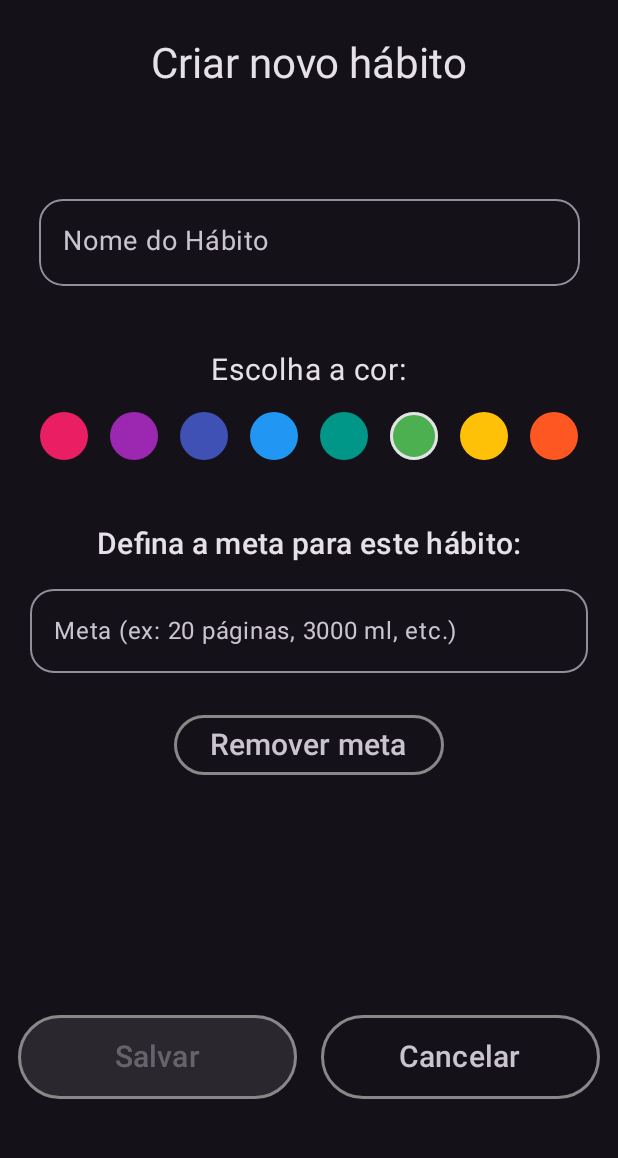
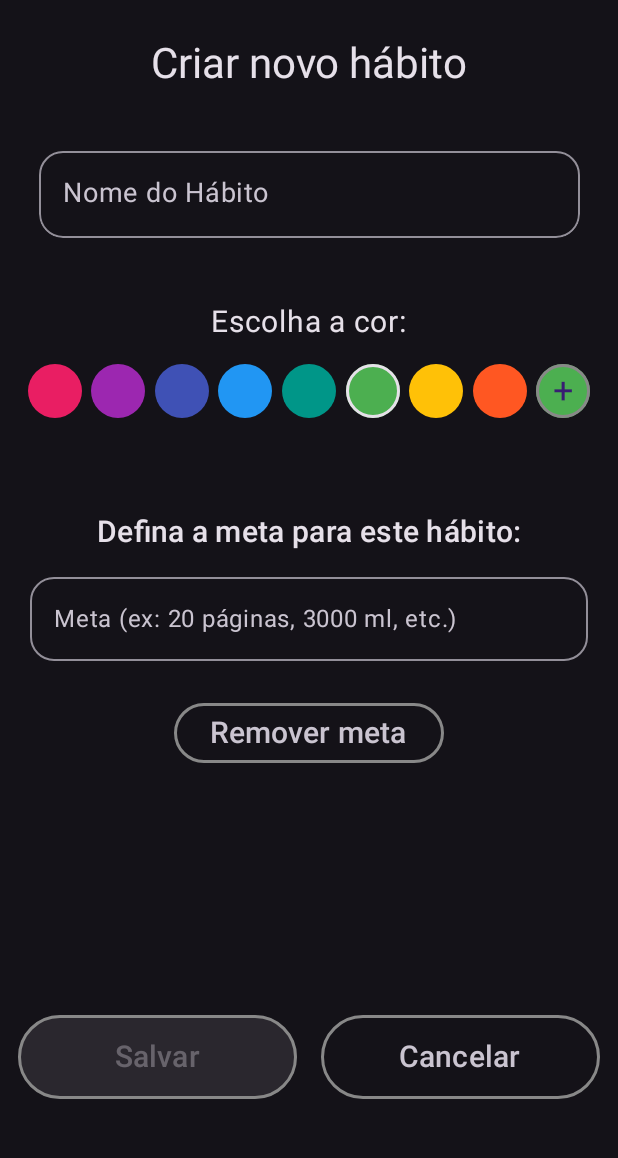
Before and after one commit to FelipeFerraz4/habit-tracker-front, an Android app built with Jetpack Compose: the CreateHabitScreen screen opened through its navigation route, on a phone screen of 412 x 824 dp, the part 77-1235 px from its top. Run offline under Robolectric (Android 15) with nearby library versions, the phone set to English and light mode, and no system bars.

Commit message:
feat(create habit screen): update color picker

```diff
--- a/app/src/main/java/space/algoritmos/habit_tracker/ui/screens/createHabitScreen/CreateHabitScreen.kt
+++ b/app/src/main/java/space/algoritmos/habit_tracker/ui/screens/createHabitScreen/CreateHabitScreen.kt
@@ -41,6 +41,10 @@ fun CreateHabitScreen(
         Color(0xFF009688), Color(0xFF4CAF50), Color(0xFFFFC107), Color(0xFFFF5722)
     )
 
+    // Estado para o seletor de cor personalizada
+    var showColorPicker by remember { mutableStateOf(false) }
+    var customColor by remember { mutableStateOf(selectedColor) }
+
     Scaffold(
         topBar = {
             TopAppBar(
@@ -72,7 +76,7 @@ fun CreateHabitScreen(
         ) {
             Column(horizontalAlignment = Alignment.CenterHorizontally) {
                 Text("Criar novo hábito", style = MaterialTheme.typography.headlineMedium)
-                Spacer(modifier = Modifier.height(64.dp))
+                Spacer(modifier = Modifier.height(32.dp))
 
                 OutlinedTextField(
                     value = name,
@@ -87,33 +91,128 @@ fun CreateHabitScreen(
 
                 Spacer(modifier = Modifier.height(44.dp))
 
-                Text("Escolha a cor:", style = MaterialTheme.typography.bodyLarge, fontSize = 20.sp)
+                // ===== Escolha de cor =====
+                Text(
+                    "Escolha a cor:",
+                    style = MaterialTheme.typography.bodyLarge,
+                    fontSize = 20.sp
+                )
                 Spacer(modifier = Modifier.height(16.dp))
+
                 Row(
                     modifier = Modifier.fillMaxWidth(),
-                    horizontalArrangement = Arrangement.SpaceEvenly
+                    horizontalArrangement = Arrangement.SpaceEvenly,
+                    verticalAlignment = Alignment.CenterVertically
                 ) {
                     colors.forEach { color ->
                         Box(
                             modifier = Modifier
-                                .size(32.dp)
+                                .size(36.dp)
                                 .background(color, CircleShape)
                                 .border(
                                     width = 2.dp,
                                     color = if (selectedColor == color) MaterialTheme.colorScheme.onBackground else Color.Transparent,
                                     shape = CircleShape
                                 )
-                                .clickable { selectedColor = color }
+                                .clickable {
+                                    selectedColor = color
+                                    customColor = color
+                                }
                         )
                     }
+
+                    // Botão de cor personalizada
+                    Box(
+                        modifier = Modifier
+                            .size(36.dp)
+                            .background(customColor, CircleShape)
+                            .border(
+                                width = 2.dp,
+                                color = if (!colors.contains(selectedColor)) MaterialTheme.colorScheme.onBackground else Color.Gray,
+                                shape = CircleShape
+                            )
+                            .clickable { showColorPicker = true },
+                        contentAlignment = Alignment.Center
+                    ) {
+                        Text("+", fontSize = 24.sp, color = MaterialTheme.colorScheme.onPrimary)
+                    }
+                }
+
+                // ===== Dialog do seletor de cor personalizada =====
+                if (showColorPicker) {
+                    AlertDialog(
+                        onDismissRequest = { showColorPicker = false },
+                        confirmButton = {
+                            TextButton(onClick = {
+                                selectedColor = customColor
+                                showColorPicker = false
+                            }) {
+                                Text("Confirmar")
+                            }
+                        },
+                        dismissButton = {
+                            TextButton(onClick = { showColorPicker = false }) {
+                                Text("Cancelar")
+                            }
+                        },
+                        title = { Text("Escolha uma cor personalizada") },
+                        text = {
+                            Column(horizontalAlignment = Alignment.CenterHorizontally) {
+                                Box(
+                                    modifier = Modifier
+                                        .size(80.dp)
+                                        .background(customColor, CircleShape)
+                                        .border(2.dp, Color.Gray, CircleShape)
+                                )
+                                Spacer(modifier = Modifier.height(16.dp))
+
+                                // Sliders RGB
+                                var r by remember { mutableFloatStateOf(customColor.red) }
+                                var g by remember { mutableFloatStateOf(customColor.green) }
+                                var b by remember { mutableFloatStateOf(customColor.blue) }
+
+                                fun updateColor() {
+                                    customColor = Color(r, g, b)
+                                }
+
+                                listOf(
+                                    "R" to r,
+                                    "G" to g,
+                                    "B" to b
+                                ).forEach { (label, value) ->
+                                    Text("$label: ${(value * 255).toInt()}")
+                                    Slider(
+                                        value = value,
+                                        onValueChange = {
+                                            when (label) {
+                                                "R" -> r = it
+                                                "G" -> g = it
+                                                "B" -> b = it
+                                            }
+                                            updateColor()
+                                        },
+                                        valueRange = 0f..1f,
+                                        modifier = Modifier.fillMaxWidth(0.9f)
+                                    )
+                                }
+                            }
+                        },
+                        shape = RoundedCornerShape(16.dp),
+                        containerColor = MaterialTheme.colorScheme.surface
+                    )
                 }
 
                 Spacer(modifier = Modifier.height(44.dp))
 
+                // ===== Campo de meta =====
                 if (showGoalField) {
+                    Spacer(modifier = Modifier.height(20.dp))
                     Text(
                         text = "Defina a meta para este hábito:",
-                        style = MaterialTheme.typography.titleMedium.copy(fontSize = 20.sp, fontWeight = FontWeight.SemiBold),
+                        style = MaterialTheme.typography.titleMedium.copy(
+                            fontSize = 20.sp,
+                            fontWeight = FontWeight.SemiBold
+                        ),
                         color = MaterialTheme.colorScheme.onSurface
                     )
 
@@ -145,16 +244,16 @@ fun CreateHabitScreen(
                         trackingMode = if (showGoalField) TrackingMode.VALUE else TrackingMode.BINARY
                     },
                     border = BorderStroke(2.dp, Color.Gray),
-                    modifier = Modifier
-                        .padding(4.dp)
+                    modifier = Modifier.padding(4.dp)
                 ) {
                     Text(if (showGoalField) "Remover meta" else "Adicionar meta", fontSize = 20.sp)
                 }
-
             }
 
+            Spacer(modifier = Modifier.height(30.dp))
             Spacer(modifier = Modifier.weight(1f))
 
+            // ===== Botões de ação =====
             Row(
                 horizontalArrangement = Arrangement.spacedBy(16.dp),
                 modifier = Modifier
@@ -165,7 +264,7 @@ fun CreateHabitScreen(
                 Button(
                     onClick = {
                         val goal = if (showGoalField) goalText.toIntOrNull() ?: 1 else 1
-                        val finalMode = if(showGoalField) TrackingMode.VALUE else TrackingMode.BINARY
+                        val finalMode = if (showGoalField) TrackingMode.VALUE else TrackingMode.BINARY
                         val newHabit = Habit(
                             id = UUID.randomUUID(),
                             name = name,
```
